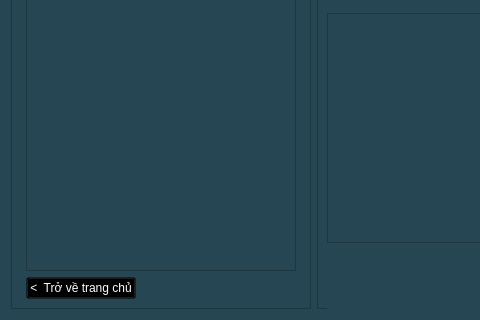
First picture: the form in screen_process.ui, repository khanhleeee/python-encryption, before the edit; both pictures show x 0 to 480 and y 420 to 740 of the 1061 by 740 pixel window.
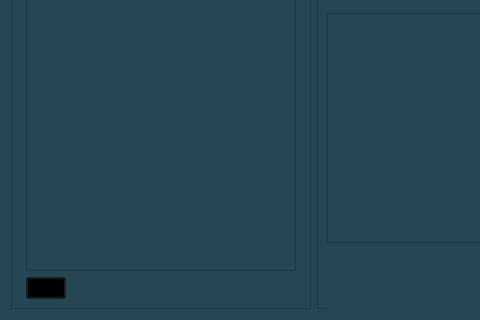
Second picture: the form after the edit.

```diff
--- a/screen_process.ui
+++ b/screen_process.ui
@@ -119,9 +119,7 @@
 	font-weight: 600;
 }</string>
         </property>
-        <property name="text">
-         <string>&lt;  Trở về trang chủ</string>
-        </property>
+       
        </widget>
       </item>
      </layout>
```
